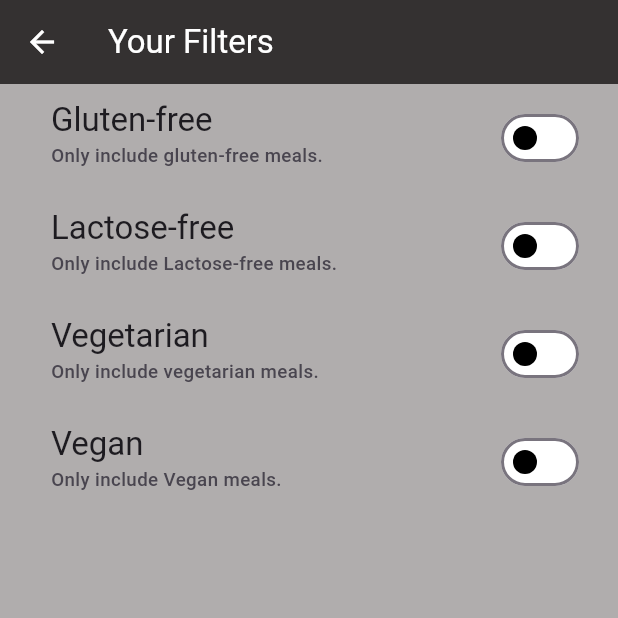
After one commit to mernaislam/Meals-App-IEEE, a Flutter app: the FiltersView screen opened directly, on a phone screen of 412 x 824 dp, the top half of it. The commit adds this screen. Run offline on Flutter 3.47's test engine with Material 3 defaults, Android fonts, the phone set to English and light mode, and no system bars; our stand-ins replace flutter_riverpod.

Commit message:
adding filters and sort

```diff
--- /dev/null
+++ b/meals_app/lib/providers/filters_provider.dart
@@ -0,0 +1,58 @@
+import 'package:flutter_riverpod/flutter_riverpod.dart';
+import 'package:meals_app/providers/meals_provider.dart';
+
+enum Filters {
+  glutenFree,
+  lactoseFree,
+  vegetarian,
+  vegan,
+}
+
+class FiltersNotifier extends StateNotifier<Map<Filters, bool>> {
+  FiltersNotifier()
+      : super(
+          {
+            Filters.glutenFree: false,
+            Filters.lactoseFree: false,
+            Filters.vegetarian: false,
+            Filters.vegan: false,
+          },
+        );
+
+  void setFilters(Map<Filters, bool> chosenFilters) {
+    state = chosenFilters;
+  }
+
+  void setFilter(Filters filter, bool isOn) {
+    state = {
+      ...state,
+      filter: isOn,
+    };
+  }
+}
+
+final filtersProvider =
+    StateNotifierProvider<FiltersNotifier, Map<Filters, bool>>(
+  (ref) => FiltersNotifier(),
+);
+
+final filteredMealsProvider = Provider((ref) {
+  final meals = ref.watch(mealsProvider);
+  final activeFilters = ref.watch(filtersProvider);
+
+  return meals.where((meal) {
+    if (activeFilters[Filters.glutenFree]! && !meal.isGlutenFree) {
+      return false;
+    }
+    if (activeFilters[Filters.lactoseFree]! && !meal.isLactoseFree) {
+      return false;
+    }
+    if (activeFilters[Filters.vegetarian]! && !meal.isVegetarian) {
+      return false;
+    }
+    if (activeFilters[Filters.vegan]! && !meal.isVegan) {
+      return false;
+    }
+    return true;
+  }).toList();
+});
--- /dev/null
+++ b/meals_app/lib/providers/meals_provider.dart
@@ -0,0 +1,6 @@
+import 'package:flutter_riverpod/flutter_riverpod.dart';
+import 'package:meals_app/data/dummy_data.dart';
+
+final mealsProvider = Provider((ref) {
+  return dummyMeals;
+});
--- /dev/null
+++ b/meals_app/lib/theming/colors.dart
@@ -0,0 +1,16 @@
+import 'package:flutter/material.dart';
+
+class AppColors {
+  static const Color backgroundColor = Color.fromARGB(133, 0, 0, 0);
+  static const Color bodyBackgroundColor = Color.fromARGB(255, 176, 173, 173);
+  static const Color drawerBackgroundColor = Color.fromARGB(255, 52, 49, 49);
+  static const Color white = Colors.white;
+  static const Color black = Colors.black;
+  static const Color favoritesIconColor = Colors.red;
+  static const Color yellow = Colors.yellow;
+  static const Color brown = Color.fromARGB(255, 119, 61, 17);
+  static const Color orange = Color.fromARGB(255, 248, 154, 88);
+  static const Color barColor = Color.fromARGB(255, 52, 49, 49);
+  static const Color darkGreen = Color.fromARGB(255, 69, 108, 71);
+
+}
--- /dev/null
+++ b/meals_app/lib/views/filters_view.dart
@@ -0,0 +1,45 @@
+import 'package:flutter/material.dart';
+import 'package:flutter_riverpod/flutter_riverpod.dart';
+import 'package:meals_app/providers/filters_provider.dart';
+import 'package:meals_app/theming/colors.dart';
+import 'package:meals_app/widgets/custome_filter_switch.dart';
+
+class FiltersView extends ConsumerWidget {
+  const FiltersView({super.key});
+
+  @override
+  Widget build(BuildContext context, WidgetRef ref) {
+    return Scaffold(
+      appBar: AppBar(
+        title: const Text('Your Filters'),
+        backgroundColor: AppColors.barColor,
+        foregroundColor: AppColors.white,
+      ),
+      backgroundColor: AppColors.bodyBackgroundColor,
+      body: const Column(
+        children: [
+          CustomSwitchListTile(
+            title: 'Gluten-free',
+            subTitle: 'Only include gluten-free meals.',
+            filter: Filters.glutenFree,
+          ),
+          CustomSwitchListTile(
+            title: 'Lactose-free',
+            subTitle: 'Only include Lactose-free meals.',
+            filter: Filters.lactoseFree,
+          ),
+          CustomSwitchListTile(
+            title: 'Vegetarian',
+            subTitle: 'Only include vegetarian meals.',
+            filter: Filters.vegetarian,
+          ),
+          CustomSwitchListTile(
+            title: 'Vegan',
+            subTitle: 'Only include Vegan meals.',
+            filter: Filters.vegan,
+          ),
+        ],
+      ),
+    );
+  }
+}
--- /dev/null
+++ b/meals_app/lib/widgets/custome_filter_switch.dart
@@ -0,0 +1,45 @@
+import 'package:flutter/material.dart';
+import 'package:flutter_riverpod/flutter_riverpod.dart';
+import 'package:meals_app/providers/filters_provider.dart';
+import 'package:meals_app/theming/colors.dart';
+
+class CustomSwitchListTile extends ConsumerWidget {
+  final String title;
+  final String subTitle;
+  final Filters filter;
+  const CustomSwitchListTile({
+    super.key,
+    required this.subTitle,
+    required this.title,
+    required this.filter,
+  });
+
+  @override
+  Widget build(BuildContext context, WidgetRef ref) {
+    final activeFilters = ref.watch(filtersProvider);
+    return SwitchListTile(
+      inactiveTrackColor: AppColors.white,
+      activeTrackColor: AppColors.darkGreen,
+      thumbColor: const MaterialStatePropertyAll(AppColors.black),
+      value: activeFilters[filter]!,
+      onChanged: (isChecked) {
+        ref.read(filtersProvider.notifier).setFilter(filter, isChecked);
+      },
+      title: Text(
+        title,
+        style: Theme.of(context).textTheme.titleLarge!.copyWith(
+              color: Theme.of(context).colorScheme.onBackground,
+            ),
+      ),
+      subtitle: Text(
+        subTitle,
+        style: const TextStyle(
+          fontSize: 12.5,
+          fontWeight: FontWeight.w500,
+        ),
+      ),
+      activeColor: Theme.of(context).colorScheme.tertiary,
+      contentPadding: const EdgeInsets.only(left: 34, right: 22),
+    );
+  }
+}
--- a/meals_app/lib/widgets/recipes.dart
+++ b/meals_app/lib/widgets/recipes.dart
@@ -1,6 +1,6 @@
 import 'package:meals_app/widgets/recipe_card.dart';
 
-List<RecipeCard> recipes = [
+List<RecipeCard> recipes = const [
   RecipeCard(
     title: "Spaghetti Carbonara",
     cookTime: "20 minutes",
```
Also changed, not shown: meals_app/lib/main.dart (+7 -6 lines), meals_app/lib/views/favourites_view.dart (+13 -28 lines), meals_app/lib/views/home_view.dart (+55 -12 lines), meals_app/lib/views/meal_details_view.dart (+7 -4 lines), meals_app/lib/views/meals_view.dart (+60 -8 lines), meals_app/lib/widgets/bottom_navigation_bar.dart (deleted, +0 -48 lines), meals_app/lib/widgets/custom_drawer.dart (+19 -5 lines), meals_app/lib/widgets/meal_container.dart (+14 -10 lines), meals_app/lib/widgets/meal_details_body.dart (+4 -3 lines), meals_app/lib/widgets/recipe_card.dart (+9 -8 lines), meals_app/lib/providers/favourites_notifier.dart (renamed from meals_app/lib/models/favourites_notifier.dart).
